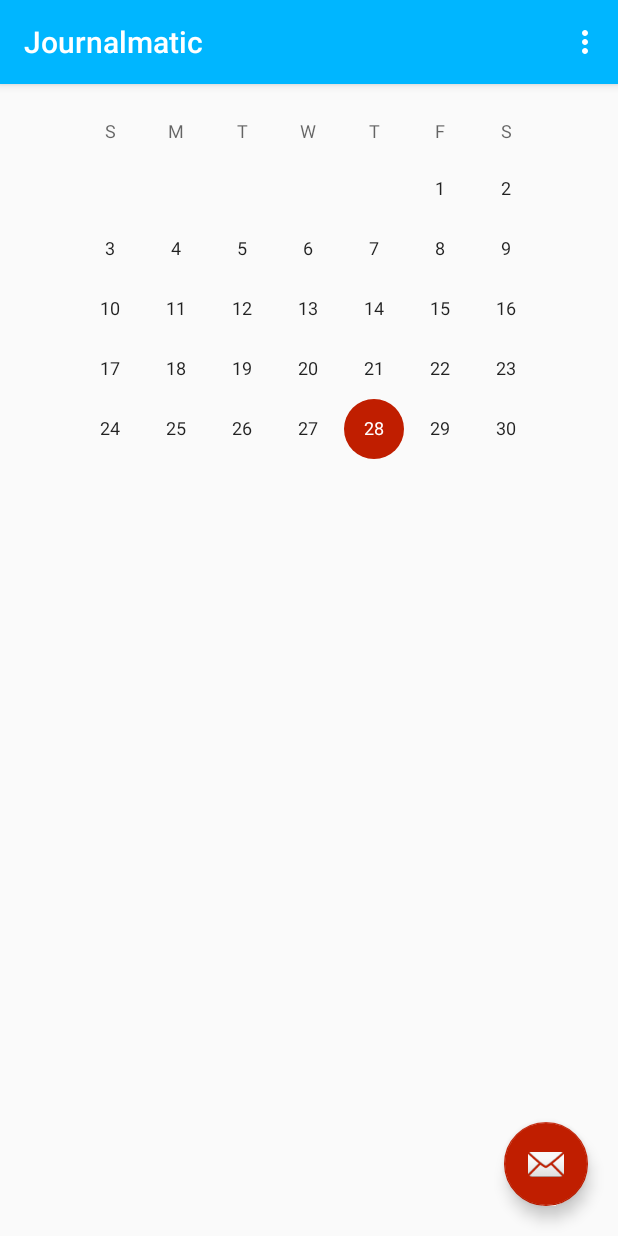
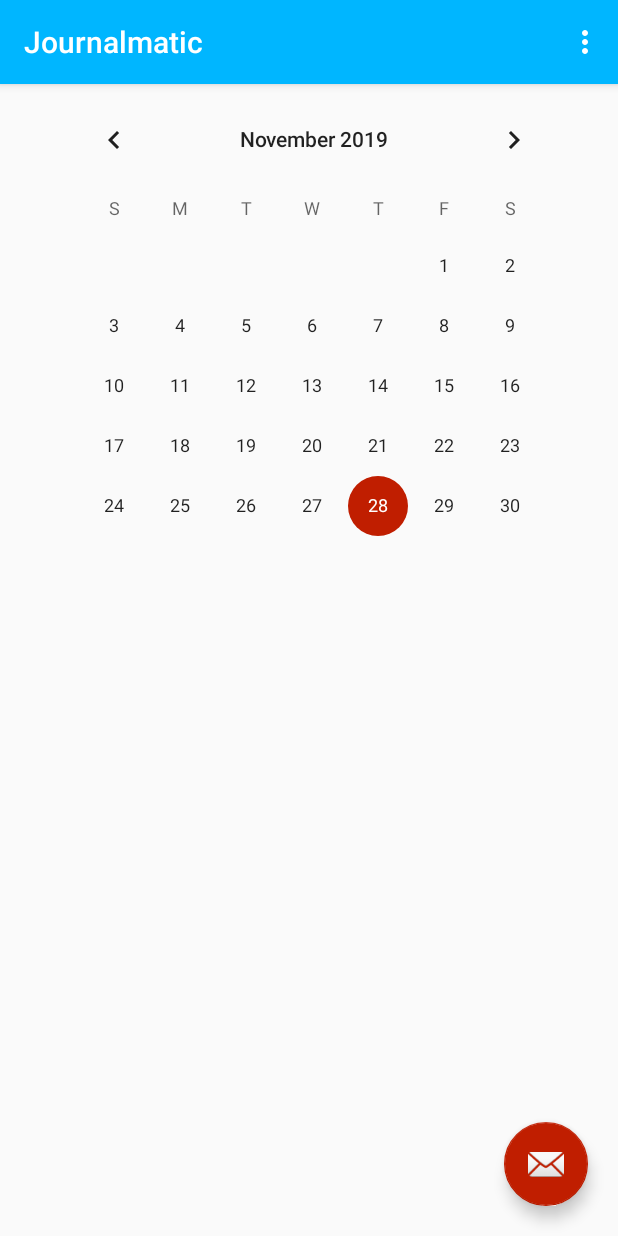
Before and after one commit to SauceMan8/Journalmatic, an Android app: the screen it shows after launch (MainActivity), on a phone screen of 412 x 824 dp. Run offline under Robolectric (Android 15) with nearby library versions, the phone set to English and light mode, and no system bars.

Commit message:
fix edit activity

```diff
--- a/app/src/main/java/com/sawyergehring/journalmatic/DBOpenHelper.java
+++ b/app/src/main/java/com/sawyergehring/journalmatic/DBOpenHelper.java
@@ -32,7 +32,7 @@ public class DBOpenHelper extends SQLiteOpenHelper {
                     ENTRY_ID + " INTEGER PRIMARY KEY AUTOINCREMENT, " +
                     ENTRY_TEXT + " TEXT, " +
                     ENTRY_CREATED + " TEXT default CURRENT_TIMESTAMP" +
-                    ")";
+                    ");";
 
     public DBOpenHelper(@Nullable Context context) {
         super(context, DATABASE_NAME, null, DATABASE_VERSION);
--- a/app/src/main/java/com/sawyergehring/journalmatic/EditorActivity.java
+++ b/app/src/main/java/com/sawyergehring/journalmatic/EditorActivity.java
@@ -8,6 +8,7 @@ import android.content.Intent;
 import android.database.Cursor;
 import android.net.Uri;
 import android.os.Bundle;
+import android.util.Log;
 import android.view.Menu;
 import android.view.MenuItem;
 import android.widget.EditText;
@@ -32,7 +33,7 @@ public class EditorActivity extends AppCompatActivity {
     protected void onCreate(Bundle savedInstanceState) {
         super.onCreate(savedInstanceState);
         setContentView(R.layout.activity_editor);
-        Toolbar toolbar = (Toolbar) findViewById(R.id.toolbar);
+        Toolbar toolbar = findViewById(R.id.toolbar);
         setSupportActionBar(toolbar);
 
         getSupportActionBar().setDisplayHomeAsUpEnabled(true);
--- a/app/src/main/res/layout/activity_main.xml
+++ b/app/src/main/res/layout/activity_main.xml
@@ -35,6 +35,16 @@ tools:context=".MainActivity">
         android:layout_marginBottom="20dp"
         app:srcCompat="@android:drawable/ic_dialog_email" />
 
+    <androidx.recyclerview.widget.RecyclerView
+        android:id="@+id/entry_list"
+        android:layout_width="match_parent"
+        android:layout_height="327dp"
+        android:layout_below="@+id/calendarView"
+        android:layout_alignParentBottom="true"
+        android:layout_marginTop="26dp"
+        android:layout_marginBottom="0dp"
+        />
+
     <ListView
         android:id="@+id/JournalList"
         android:layout_width="match_parent"
--- a/app/src/main/res/layout/content_main.xml
+++ b/app/src/main/res/layout/content_main.xml
@@ -15,20 +15,13 @@
         android:layout_alignParentStart="true"
         android:layout_alignParentTop="true"
         android:layout_alignParentEnd="true"
-        android:layout_marginStart="31dp"
-        android:layout_marginTop="8dp"
-        android:layout_marginEnd="31dp"
+        android:layout_marginStart="34dp"
+        android:layout_marginTop="59dp"
+        android:layout_marginEnd="27dp"
         app:layout_constraintEnd_toEndOf="parent"
         app:layout_constraintStart_toStartOf="parent"
         app:layout_constraintTop_toTopOf="parent" />
 
-    <ListView
-        android:id="@+id/JournalList"
-        android:layout_width="match_parent"
-        android:layout_height="match_parent"
-        android:layout_below="@+id/calendarView"
-        android:layout_alignParentBottom="true"
-        android:layout_marginTop="26dp"
-        android:layout_marginBottom="0dp" />
+
 
 </RelativeLayout>
--- a/app/src/main/res/values/strings.xml
+++ b/app/src/main/res/values/strings.xml
@@ -9,5 +9,6 @@
     <string name="new_entry">New entry</string>
     <string name="entry_updated">Entry updated</string>
     <string name="action_delete">Delete</string>
+    <string name="action_save">Save</string>
     <string name="entry_deleted">Entry deleted</string>
 </resources>
--- a/app/src/main/res/values/styles.xml
+++ b/app/src/main/res/values/styles.xml
@@ -9,7 +9,7 @@
     </style>
 
     <style name="AppTheme.NoActionBar">
-        <item name="windowActionBar">false</item>
+        <item name="windowActionBar">true</item>
         <item name="windowNoTitle">true</item>
     </style>
 
```
Also changed, not shown: app/src/main/AndroidManifest.xml (+6 -2 lines), app/src/main/java/com/sawyergehring/journalmatic/MainActivity.java (+13 -1 lines), app/src/main/res/menu/menu_editor.xml (+11 -2 lines).
